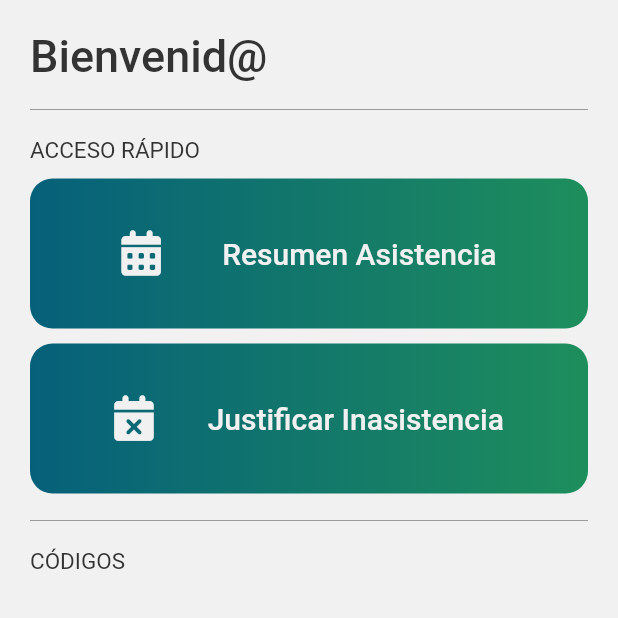
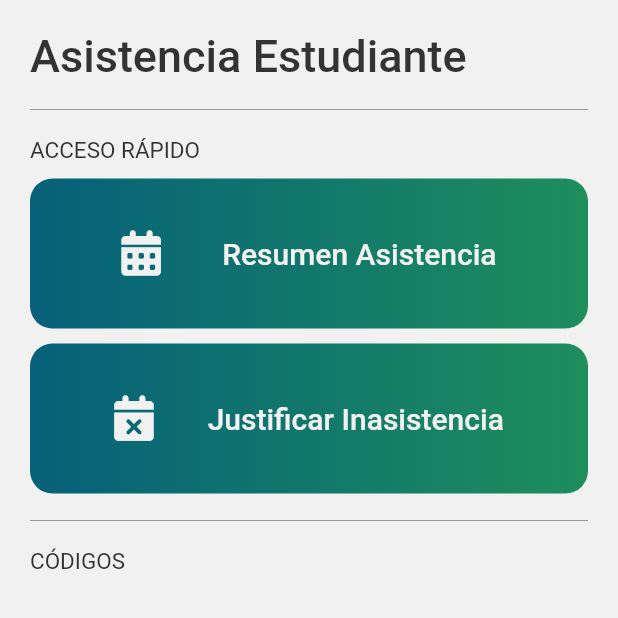
Before and after one commit to XhrdTLS/INFB8062-SIA-Asistencia-Estudiante, a Flutter app: the screen it shows after launch, on a phone screen of 412 x 824 dp, the top half of it. Run offline on Flutter 3.47's test engine with Material 2 defaults, Android fonts, the light colour scheme and no system bars; our stand-ins replace font_awesome_flutter.

Commit message:
2.0.1
Agrega:
- resumen_asistencia.dart screen para revisar los porcentajes
Cambia:
- El diseño de la app, se agregan funciones, otras quedan pendientes
Elimina:

```diff
--- a/lib/main.dart
+++ b/lib/main.dart
@@ -1,8 +1,6 @@
-// ignore_for_file: prefer_const_constructors
-
 import 'package:flutter/material.dart';
-//import 'package:qrscan/qrscan.dart' as scanner;
 import 'package:font_awesome_flutter/font_awesome_flutter.dart';
+import 'package:sia_asistencia_utem/resumen_asistencia.dart';
 
 void main() {
   runApp(const InicioWidget());
@@ -24,21 +22,19 @@
         title: 'Asistencia UTEM',
         home: Scaffold(
           key: scaffoldKey,
-          backgroundColor: Color(0xFFF1F1F1),
+          backgroundColor: const Color(0xFFF1F1F1),
           body: SafeArea(
-            child: GestureDetector(
-              onTap: () => FocusScope.of(context).unfocus(),
             child: Padding(
-                padding: EdgeInsetsDirectional.fromSTEB(20, 20, 20, 20),
+              padding: const EdgeInsetsDirectional.fromSTEB(20, 20, 20, 20),
               child: Column(
                 mainAxisSize: MainAxisSize.min,
                 crossAxisAlignment: CrossAxisAlignment.start,
                 children: [
-                    Padding(
+                  const Padding(
                     padding: EdgeInsetsDirectional.fromSTEB(0, 0, 0, 10),
                     child: Text(
-                        'Bienvenid@',
-                        style: const TextStyle(
+                      'Asistencia Estudiante',
+                      style: TextStyle(
                         fontFamily: 'Roboto',
                         color: Color(0xFF333333),
                         fontSize: 30,
@@ -46,15 +42,15 @@
                       ),
                     ),
                   ),
-                    Divider(
+                  const Divider(
                     thickness: 0.3,
                     color: Color(0xFF333333),
                   ),
-                    Padding(
+                  const Padding(
                     padding: EdgeInsetsDirectional.fromSTEB(0, 10, 0, 10),
                     child: Text(
                       'ACCESO RÁPIDO',
-                        style: const TextStyle(
+                      style: TextStyle(
                         fontFamily: 'Roboto',
                         color: Color(0xFF333333),
                         fontSize: 15,
@@ -62,39 +58,49 @@
                     ),
                   ),
                   Padding(
-                      padding: EdgeInsetsDirectional.fromSTEB(0, 0, 0, 10),
+                      padding:
+                          const EdgeInsetsDirectional.fromSTEB(0, 0, 0, 10),
+                      child: InkWell(
+                        onTap: () {
+                          Navigator.push(
+                            context,
+                            MaterialPageRoute(
+                                // ignore: prefer_const_constructors
+                                builder: (context) => AsistenciaWidget()),
+                          );
+                        },
                         child: Container(
                           width: double.infinity,
                           height: 100,
                           decoration: BoxDecoration(
-                          gradient: LinearGradient(
-                            colors: const [
-                              Color.fromARGB(255, 6, 96, 122),
-                              Color.fromARGB(255, 30, 142, 92),
+                            gradient: const LinearGradient(
+                              colors: [
+                                Color(0xFF06607A),
+                                Color(0xFF1E8E5C),
                               ],
-                            stops: const [0, 1],
+                              stops: [0, 1],
                               begin: AlignmentDirectional(-1, 0),
                               end: AlignmentDirectional(1, 0),
                             ),
                             borderRadius: BorderRadius.circular(15),
                           ),
                           child: Padding(
-                          padding:
-                              EdgeInsetsDirectional.fromSTEB(20, 20, 20, 20),
+                            padding: const EdgeInsetsDirectional.fromSTEB(
+                                20, 20, 20, 20),
                             child: Row(
                               mainAxisSize: MainAxisSize.max,
                               mainAxisAlignment: MainAxisAlignment.spaceEvenly,
                               children: const [
                                 FaIcon(
                                   FontAwesomeIcons.solidCalendarDays,
-                                color: Color.fromARGB(255, 241, 241, 241),
+                                  color: Color(0xFFF1F1F1),
                                   size: 30,
                                 ),
                                 Text(
                                   'Resumen Asistencia',
                                   style: TextStyle(
                                     fontFamily: 'Roboto',
-                                  color: Color.fromARGB(255, 241, 241, 241),
+                                    color: Color(0xFFF1F1F1),
                                     fontSize: 20,
                                     fontWeight: FontWeight.w500,
                                   ),
@@ -103,27 +109,27 @@
                             ),
                           ),
                         ),
-                    ),
+                      )),
                   Padding(
-                      padding: EdgeInsetsDirectional.fromSTEB(0, 0, 0, 10),
+                    padding: const EdgeInsetsDirectional.fromSTEB(0, 0, 0, 10),
                     child: Container(
                       width: double.infinity,
                       height: 100,
                       decoration: BoxDecoration(
-                          gradient: LinearGradient(
-                            colors: const [
-                              Color.fromARGB(255, 6, 96, 122),
-                              Color.fromARGB(255, 30, 142, 92),
+                        gradient: const LinearGradient(
+                          colors: [
+                            Color(0xFF06607A),
+                            Color(0xFF1E8E5C),
                           ],
-                            stops: const [0, 1],
+                          stops: [0, 1],
                           begin: AlignmentDirectional(-1, 0),
                           end: AlignmentDirectional(1, 0),
                         ),
                         borderRadius: BorderRadius.circular(15),
                       ),
                       child: Padding(
-                          padding:
-                              EdgeInsetsDirectional.fromSTEB(20, 20, 20, 20),
+                        padding: const EdgeInsetsDirectional.fromSTEB(
+                            20, 20, 20, 20),
                         child: Row(
                           mainAxisSize: MainAxisSize.max,
                           mainAxisAlignment: MainAxisAlignment.spaceEvenly,
@@ -147,11 +153,11 @@
                       ),
                     ),
                   ),
-                    Divider(
+                  const Divider(
                     thickness: 0.3,
                     color: Color(0xFF333333),
                   ),
-                    Padding(
+                  const Padding(
                     padding: EdgeInsetsDirectional.fromSTEB(0, 10, 0, 10),
                     child: Text(
                       'CÓDIGOS',
@@ -166,7 +172,6 @@
               ),
             ),
           ),
-          ),
         ));
   }
 }
--- /dev/null
+++ b/lib/resumen_asistencia.dart
@@ -0,0 +1,20 @@
+import 'package:flutter/material.dart';
+
+class AsistenciaWidget extends StatefulWidget {
+  const AsistenciaWidget({Key? key}) : super(key: key);
+
+  @override
+  _AsistenciaWidgetState createState() => _AsistenciaWidgetState();
+}
+
+class _AsistenciaWidgetState extends State<AsistenciaWidget> {
+  final scaffoldKey = GlobalKey<ScaffoldState>();
+
+  @override
+  Widget build(BuildContext context) => Scaffold(
+        appBar: AppBar(
+          title: const Text('Resumen Asistencia'),
+          centerTitle: true,
+        ),
+      );
+}
```
Also changed, not shown: pubspec.lock, 1 other file. Lines whose indentation alone changed are shown as unchanged.
